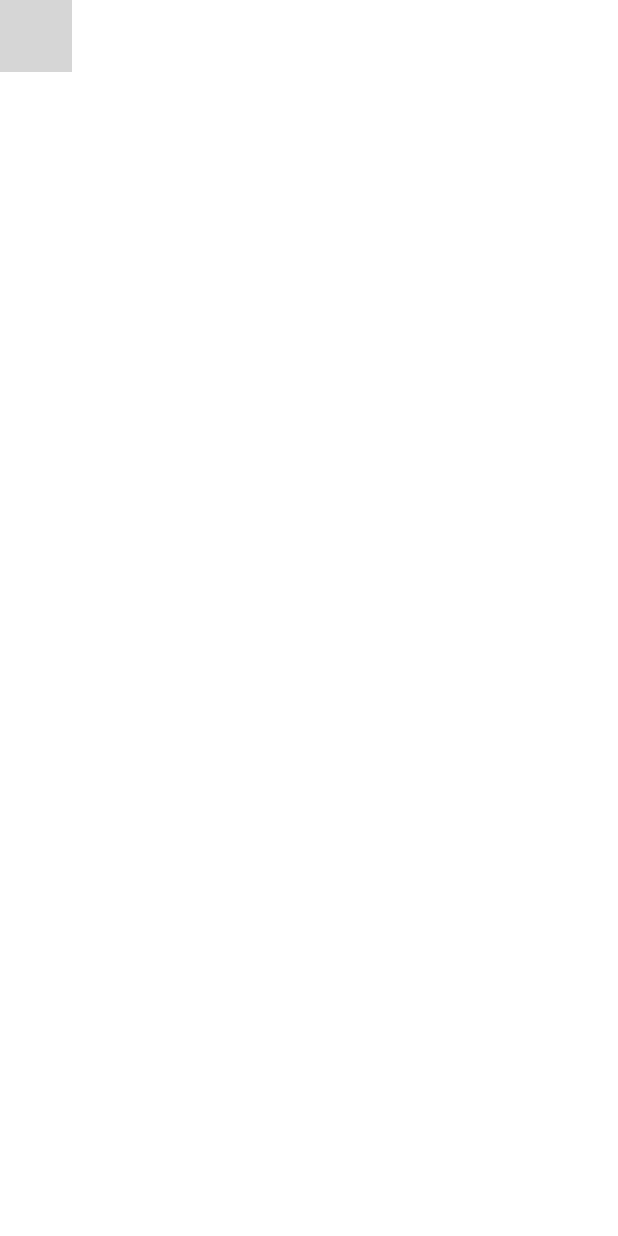
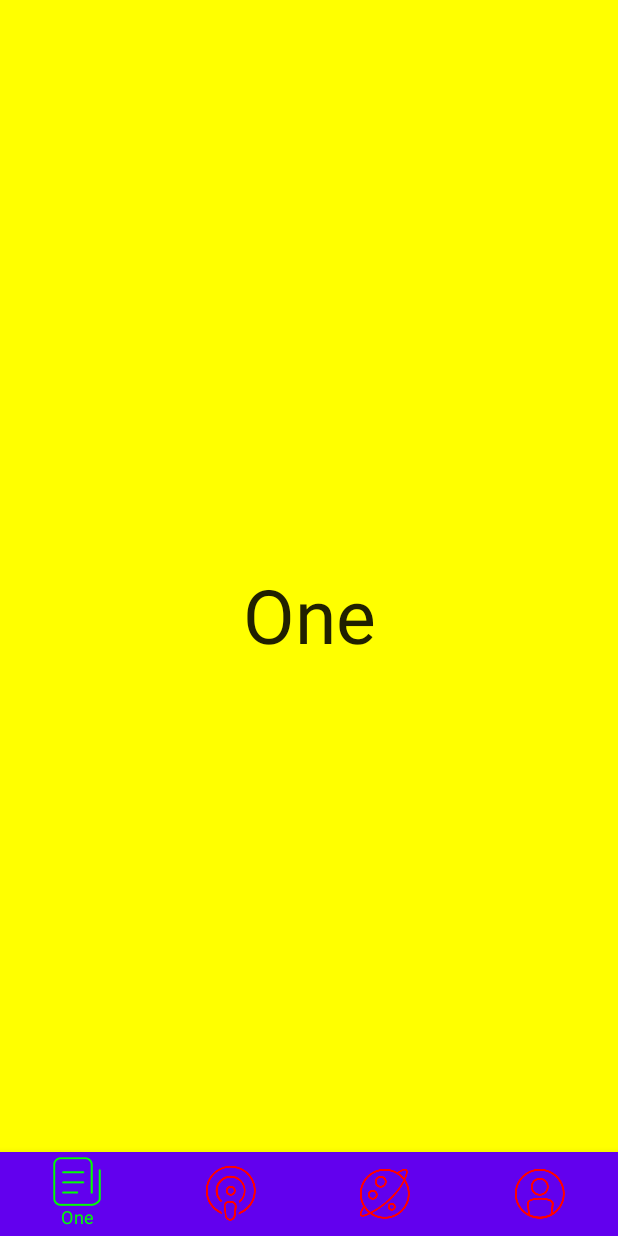
Before and after one commit to Licarey/compose, an Android app built with Jetpack Compose: the @Preview function DefaultPreview, on a phone screen of 412 x 824 dp. Run offline under Robolectric (Android 15) with nearby library versions, the phone set to English and light mode, and no system bars; our stand-ins replace constraintlayout-compose; libraries missing offline, so code that uses them is left out: com.google.accompanist.coil; grey boxes are pictures that could not be loaded.

```diff
--- a/app/src/main/java/com/carey/compose/MainActivity.kt
+++ b/app/src/main/java/com/carey/compose/MainActivity.kt
@@ -19,10 +19,7 @@ import androidx.compose.foundation.text.selection.SelectionContainer
 import androidx.compose.material.*
 import androidx.compose.material.icons.Icons
 import androidx.compose.material.icons.filled.ArrowBack
-import androidx.compose.runtime.Composable
-import androidx.compose.runtime.mutableStateOf
-import androidx.compose.runtime.remember
-import androidx.compose.runtime.rememberCoroutineScope
+import androidx.compose.runtime.*
 import androidx.compose.ui.Alignment
 import androidx.compose.ui.Modifier
 import androidx.compose.ui.draw.shadow
@@ -49,6 +46,7 @@ import androidx.compose.ui.unit.sp
 import androidx.constraintlayout.compose.ConstraintLayout
 import com.carey.compose.bean.Chat
 import com.carey.compose.bean.Contact
+import com.carey.compose.nav.MainTabs
 import com.carey.compose.ui.theme.*
 import com.google.accompanist.coil.rememberCoilPainter
 import kotlinx.coroutines.launch
@@ -644,16 +642,16 @@ fun Greeting() {
 //        }
 //    }
 
-    val chatList = arrayListOf<Chat>()
-    chatList.apply {
-        add(Chat("你好"))
-        add(Chat("在家干啥呢？"))
-        add(Chat("出来玩啊？"))
-        add(Chat("没啥事", false))
-        add(Chat("在家呆着呢", false))
-        add(Chat("好吧，我去找你玩！"))
-        add(Chat("好，快来！"))
-    }
+//    val chatList = arrayListOf<Chat>()
+//    chatList.apply {
+//        add(Chat("你好"))
+//        add(Chat("在家干啥呢？"))
+//        add(Chat("出来玩啊？"))
+//        add(Chat("没啥事", false))
+//        add(Chat("在家呆着呢", false))
+//        add(Chat("好吧，我去找你玩！"))
+//        add(Chat("好，快来！"))
+//    }
 
 //    LazyColumn {
 //        items(chatList) { data ->
@@ -778,10 +776,10 @@ fun Greeting() {
 //    }
 
     // 网格列表
-    val photos = arrayListOf<Int>()
-    for(index in 0 .. 20) { // 添加21张图片
-        photos.add(R.drawable.ic_launcher_background)
-    }
+//    val photos = arrayListOf<Int>()
+//    for(index in 0 .. 20) { // 添加21张图片
+//        photos.add(R.drawable.ic_launcher_background)
+//    }
 
 //    LazyVerticalGrid(
 //        cells = GridCells.Fixed(count = 5)) {
@@ -794,15 +792,87 @@ fun Greeting() {
 //        }
 //    }
 
-    LazyVerticalGrid(
-        cells = GridCells.Fixed(count = 3)) {
-        items(photos.toArray()) { photo ->
-            Image(
-                painter = painterResource(id = photo as Int),
-                contentDescription = "",
-                modifier = Modifier.padding(2.dp)
-            )
+//    LazyVerticalGrid(
+//        cells = GridCells.Fixed(count = 3)) {
+//        items(photos.toArray()) { photo ->
+//            Image(
+//                painter = painterResource(id = photo as Int),
+//                contentDescription = "",
+//                modifier = Modifier.padding(2.dp)
+//            )
+//        }
+//    }
+
+    // 底部导航栏
+    BottomNavigationTest()
+
+}
+
+@Composable
+fun BottomNavigationTest() {
+    val tabs = MainTabs.values() // tab数据
+    var position by remember { mutableStateOf(MainTabs.ONE)}
+    Scaffold(
+        backgroundColor = Color.Yellow, // 背景色
+        bottomBar = { // bottomBar
+            BottomNavigation(
+                backgroundColor = MaterialTheme.colors.primary,
+                contentColor = Color.Red
+            ) {
+                tabs.forEach { tab ->
+                    BottomNavigationItem(
+                        modifier = Modifier.background(MaterialTheme.colors.primary),
+                        icon = { Icon(painterResource(id = tab.icon), contentDescription = null) },
+                        label = { Text(tab.tabName) },
+                        selected = tab == position,
+                        onClick = {
+                            position = tab
+                        },
+                        alwaysShowLabel = false,
+                        selectedContentColor = Color.Green,
+                        unselectedContentColor = Color.Red
+                    )
+                }
+            }
         }
+    ) {
+        when(position) { // 根据state值的变化动态切换当面显示的页面
+            MainTabs.ONE -> One()
+            MainTabs.TWO -> Two()
+            MainTabs.THREE -> Three()
+            MainTabs.FOUR -> Four()
+        }
+    }
+}
+
+@Composable
+fun One() {
+    BaseDefault(content = "One")
+}
+
+@Composable
+fun Two() {
+    BaseDefault(content = "Two")
+}
+
+@Composable
+fun Three() {
+    BaseDefault(content = "Three")
+}
+
+@Composable
+fun Four() {
+    BaseDefault(content = "Four")
+}
+
+@Composable
+fun BaseDefault(content: String) {
+    Row(
+        modifier = Modifier.fillMaxSize(),
+        horizontalArrangement = Arrangement.Center,
+        verticalAlignment = Alignment.CenterVertically
+    ) {
+        Text(text = content, fontSize = 50.sp) // tab对应的页面要展示的内容
     }
 }
 
```
Also changed, not shown: app/src/main/java/com/carey/compose/nav/MainTabs.kt (added, +15 -0 lines), app/src/main/res/drawable-xxhdpi/ic_nav_discover_normal.png (added), app/src/main/res/drawable-xxhdpi/ic_nav_my_normal.png (added), app/src/main/res/drawable-xxhdpi/ic_nav_news_normal.png (added), app/src/main/res/drawable-xxhdpi/ic_nav_tweet_normal.png (added).
